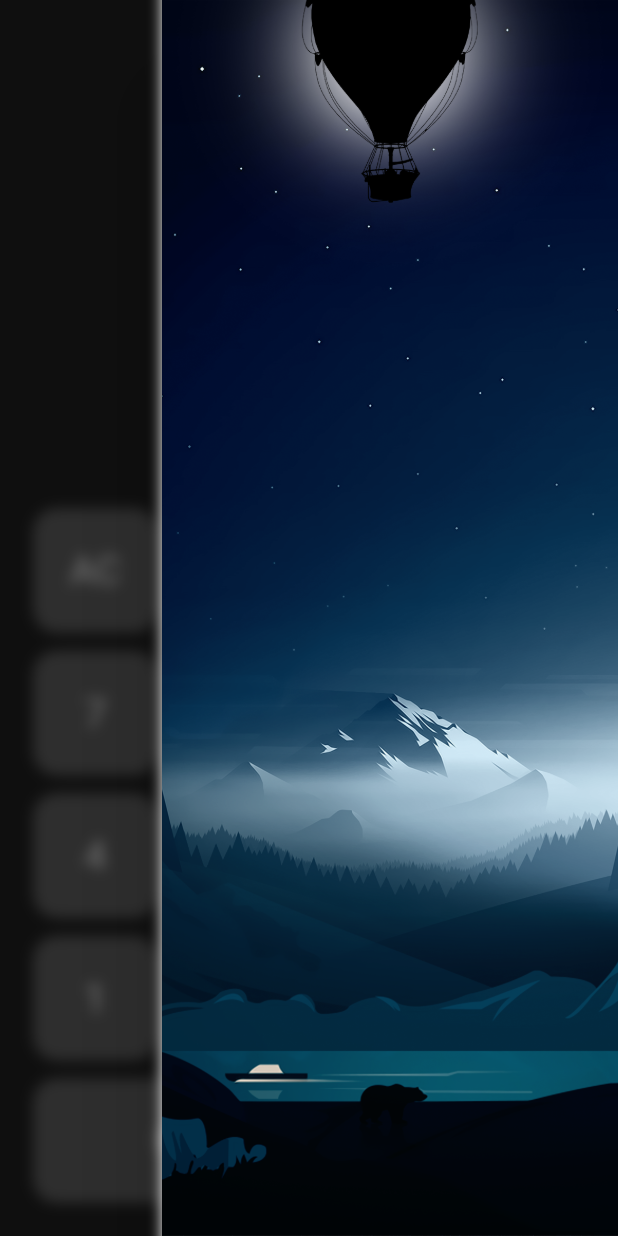
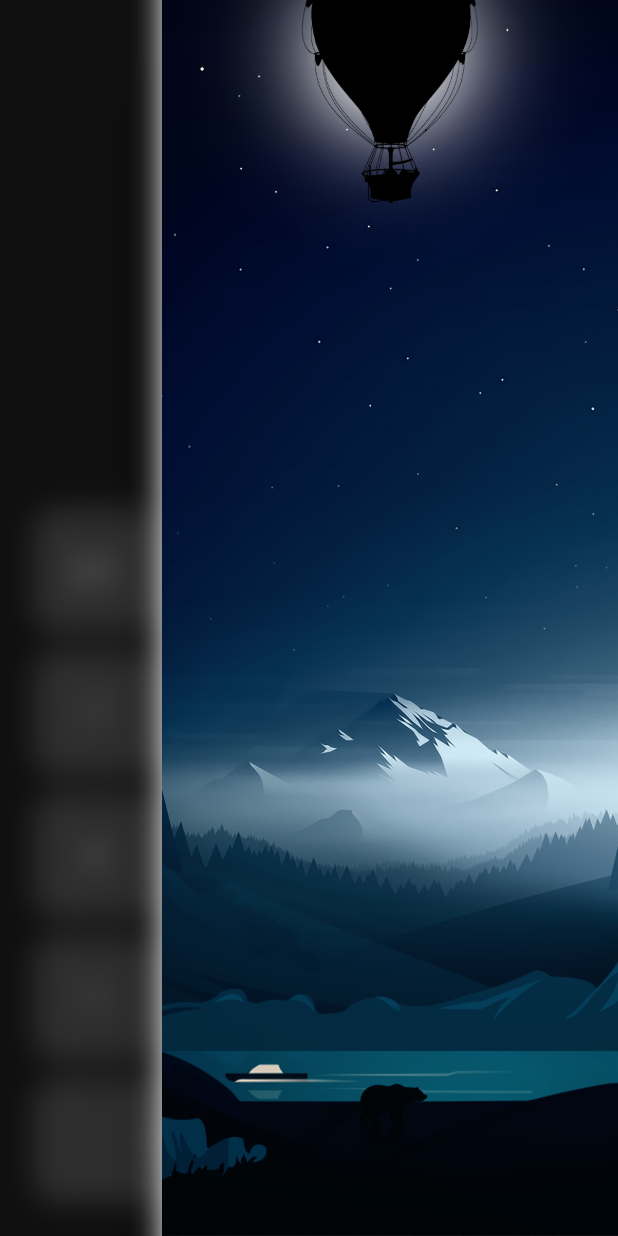
Before and after one commit to vrajbhatt27/PasswordManager_Generator, a Flutter app: the screen it shows after launch, with the side drawer open, on a phone screen of 412 x 824 dp. Run offline on Flutter 3.47's test engine with Material 2 defaults, Android fonts, the phone set to English and light mode, and no system bars; our stand-ins replace fluttertoast, math_expressions; missing offline and left inert: clipboard, flutter_string_encryption.

Commit message:
small UI update is made. Code is comented. BackDropFilter is added when popupCard pops.

```diff
--- a/lib/main.dart
+++ b/lib/main.dart
@@ -9,6 +9,7 @@ import 'package:clipboard/clipboard.dart';
 import 'package:path_provider/path_provider.dart';
 import 'package:flutter/material.dart';
 import 'package:math_expressions/math_expressions.dart';
+import './other/styles.dart';
 import './screens/HomePage.dart';
 import './models/Security.dart';
 
@@ -40,6 +41,7 @@ class _CalculatorState extends State<Calculator> {
   String ans = '';
   bool isEvaluated = false;
 
+	// Evaluates the expression from calculator and returns the ans.
   String evaluate() {
     String inp = exp.replaceAll(RegExp(r'x'), '*');
     String val;
@@ -60,6 +62,7 @@ class _CalculatorState extends State<Calculator> {
     return val;
   }
 
+	// Specifies action for each button on calculator.
   void actionOnButtonPressed(String text) {
     if (isEvaluated) {
       isEvaluated = false;
@@ -97,12 +100,14 @@ class _CalculatorState extends State<Calculator> {
     } else if (text == "=") {
       isEvaluated = true;
       if (exp == "55") {
+				// Opens the HomePage.
         Navigator.of(context).pushNamed(HomePage.routeName);
       } else if (exp == '00') {
         setState(() {
           ans = '';
           exp = '';
         });
+				// Opens the drawer for direct password access.
         globalKey.currentState.openEndDrawer();
       } else if (exp.contains("mod")) {
         var lst = exp.split(' ');
@@ -126,6 +131,7 @@ class _CalculatorState extends State<Calculator> {
     }
   }
 
+	// Builds buttons for calculator.
   Widget customButton(String text) {
     return InkWell(
       onTap: () => actionOnButtonPressed(text),
@@ -149,12 +155,12 @@ class _CalculatorState extends State<Calculator> {
   Widget build(BuildContext context) {
     return Scaffold(
       key: globalKey,
-      endDrawer: Drawer(
+      endDrawer: Drawer( //Opens the drawer for direct password access.
         child: BackdropFilter(
           child: DrawerContent(),
           filter: ImageFilter.blur(
-            sigmaX: 4.5,
-            sigmaY: 4.5,
+            sigmaX: 10,
+            sigmaY: 10,
           ),
         ),
         elevation: 30,
@@ -297,6 +303,8 @@ class _CalculatorState extends State<Calculator> {
   }
 }
 
+
+// Class that shows the drawer content.
 class DrawerContent extends StatefulWidget {
   @override
   _DrawerContentState createState() => _DrawerContentState();
@@ -325,13 +333,14 @@ class _DrawerContentState extends State<DrawerContent> {
     });
   }
 
+	// Display the toast message when password copied.
   void dispToast(String msg) {
     Fluttertoast.showToast(
       msg: msg,
       toastLength: Toast.LENGTH_SHORT,
       gravity: ToastGravity.BOTTOM,
-      backgroundColor: Colors.black54,
-      textColor: Colors.white,
+      backgroundColor: AppColors.popUpCardColor,
+      textColor: AppColors.backgroundColor,
       fontSize: 16.0,
     );
   }
--- a/lib/widgets/popupCard.dart
+++ b/lib/widgets/popupCard.dart
@@ -22,6 +22,7 @@ class _PopUpCardState extends State<PopUpCard> {
   var width;
   bool isShown = false;
 
+	// Defines how the text is shown on Card.
   Widget showText(String key, String val) {
     key = key.replaceRange(0, 1, key.split('')[0].toUpperCase());
     return Container(
```
Also changed, not shown: lib/widgets/NewData.dart (+10 -1 lines), lib/widgets/ShowData.dart (+11 -5 lines).
